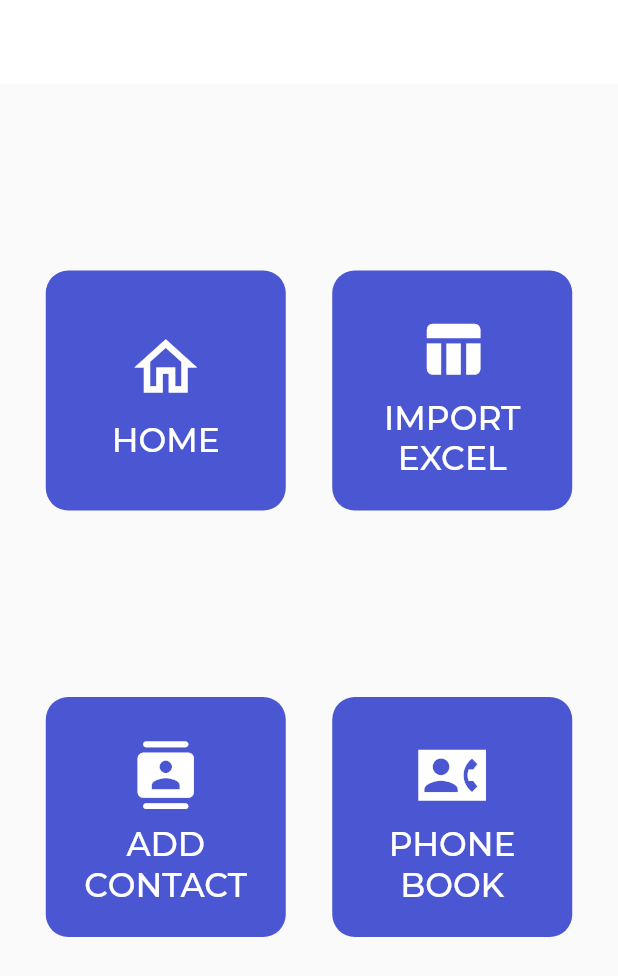
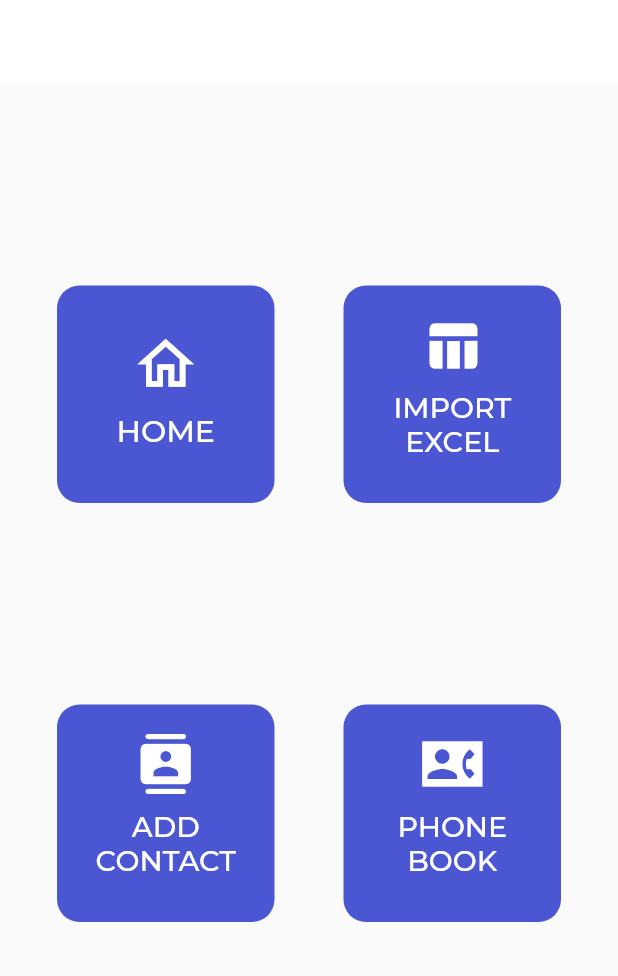
Before and after one commit to WSTInterns/CRMLeado, a Flutter app: the screen it shows after launch, on a phone screen of 412 x 824 dp. Shown: the top 976 px of the screen. Run offline on Flutter 3.47's test engine with Material 2 defaults, Android fonts, the phone set to English and light mode, and no system bars; our stand-ins replace cloud_firestore, contacts_service, file_picker, firebase_auth, firebase_core, firebase_messaging and 11 more; missing offline and left inert: another_stepper, dart:ffi, flutter_flushbar, syncfusion_flutter_pdfviewer; accounts and stored records are empty.

Commit message:
Update start_screen.dart

```diff
--- a/lib/screens/home/start_screen.dart
+++ b/lib/screens/home/start_screen.dart
@@ -71,9 +71,9 @@ class StartScreenPage extends StatelessWidget {
               mainAxisAlignment: MainAxisAlignment.spaceAround,
               children: [
                 Container(
-                  padding: EdgeInsets.fromLTRB(0, 40, 0, 10),
-                  width: 160,
-                  height: 160,
+                  padding: EdgeInsets.fromLTRB(0, 30, 0, 10),
+                  width: 145,
+                  height: 145,
                   decoration: BoxDecoration(
                     color: Color(0xff4B56D2),
                     borderRadius: BorderRadius.circular(15),
@@ -91,7 +91,7 @@ class StartScreenPage extends StatelessWidget {
                       children: [
                         Icon(
                           Icons.home_outlined,
-                          size: 50,
+                          size: 45,
                           color: Colors.white,
                         ),
                         SizedBox(height: 10),
@@ -100,7 +100,7 @@ class StartScreenPage extends StatelessWidget {
                           textAlign: TextAlign.center,
                           style: TextStyle(
                             fontFamily: "Montserrat",
-                            fontSize: 22,
+                            fontSize: 20,
                             fontWeight: FontWeight.w500,
                             color: Colors.white,
                           ),
@@ -110,9 +110,9 @@ class StartScreenPage extends StatelessWidget {
                   ),
                 ),
                 Container(
-                  padding: EdgeInsets.fromLTRB(0, 30, 0, 10),
-                  width: 160,
-                  height: 160,
+                  padding: EdgeInsets.fromLTRB(0, 20, 0, 10),
+                  width: 145,
+                  height: 145,
                   decoration: BoxDecoration(
                     color: Color(0xff4B56D2),
                     borderRadius: BorderRadius.circular(15),
@@ -130,7 +130,7 @@ class StartScreenPage extends StatelessWidget {
                       children: [
                         Icon(
                           Icons.table_chart,
-                          size: 45,
+                          size: 40,
                           color: Colors.white,
                         ),
                         SizedBox(height: 10),
@@ -139,7 +139,7 @@ class StartScreenPage extends StatelessWidget {
                           textAlign: TextAlign.center,
                           style: TextStyle(
                             fontFamily: "Montserrat",
-                            fontSize: 22,
+                            fontSize: 19,
                             fontWeight: FontWeight.w500,
                             color: Colors.white,
                           ),
@@ -154,9 +154,9 @@ class StartScreenPage extends StatelessWidget {
               mainAxisAlignment: MainAxisAlignment.spaceAround,
               children: [
                 Container(
-                  padding: EdgeInsets.fromLTRB(0, 30, 0, 10),
-                  width: 160,
-                  height: 160,
+                  padding: EdgeInsets.fromLTRB(0, 20, 0, 10),
+                  width: 145,
+                  height: 145,
                   decoration: BoxDecoration(
                     color: Color(0xff4B56D2),
                     borderRadius: BorderRadius.circular(15),
@@ -173,16 +173,16 @@ class StartScreenPage extends StatelessWidget {
                       children: [
                         Icon(
                           Icons.contacts_rounded,
-                          size: 45,
+                          size: 40,
                           color: Colors.white,
                         ),
                         SizedBox(height: 10),
                         Text(
-                          "ADD CONTACT",
+                          "ADD        CONTACT",
                           textAlign: TextAlign.center,
                           style: TextStyle(
                             fontFamily: "Montserrat",
-                            fontSize: 22,
+                            fontSize: 19,
                             fontWeight: FontWeight.w500,
                             color: Colors.white,
                           ),
@@ -192,9 +192,9 @@ class StartScreenPage extends StatelessWidget {
                   ),
                 ),
                 Container(
-                  padding: EdgeInsets.fromLTRB(0, 30, 0, 10),
-                  width: 160,
-                  height: 160,
+                  padding: EdgeInsets.fromLTRB(0, 20, 0, 10),
+                  width: 145,
+                  height: 145,
                   decoration: BoxDecoration(
                     color: Color(0xff4B56D2),
                     borderRadius: BorderRadius.circular(15),
@@ -211,7 +211,7 @@ class StartScreenPage extends StatelessWidget {
                       children: [
                         Icon(
                           Icons.contact_phone_sharp,
-                          size: 45,
+                          size: 40,
                           color: Colors.white,
                         ),
                         SizedBox(height: 10),
@@ -220,7 +220,7 @@ class StartScreenPage extends StatelessWidget {
                           textAlign: TextAlign.center,
                           style: TextStyle(
                             fontFamily: "Montserrat",
-                            fontSize: 22,
+                            fontSize: 19,
                             fontWeight: FontWeight.w500,
                             color: Colors.white,
                           ),
```
